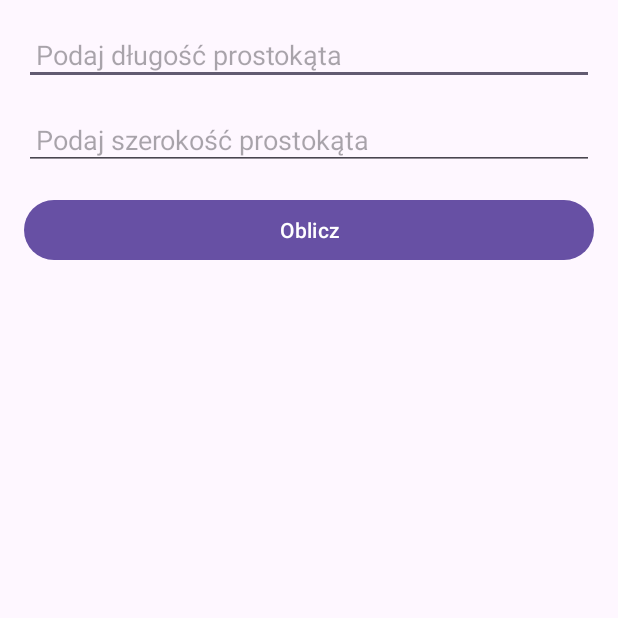
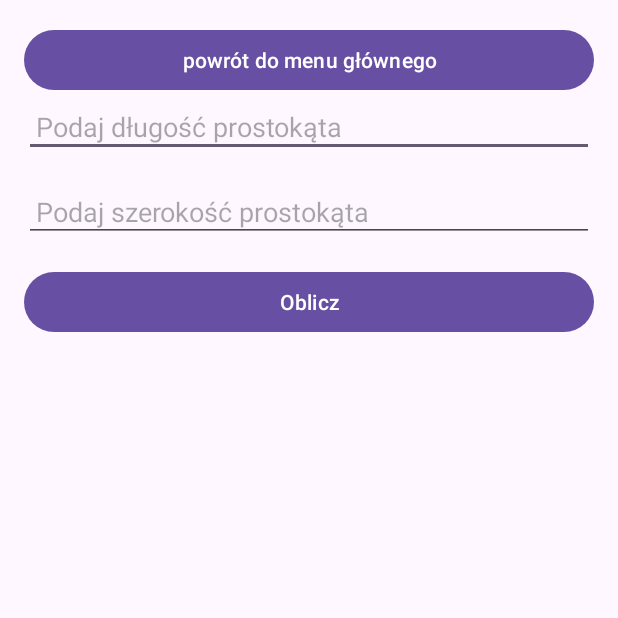
Before and after one commit to LukaszNosidlak/kalkulatorFigur, an Android app: the RectangleActivity screen opened directly, with no data from a screen before it, on a phone screen of 412 x 824 dp, the top half of it. Run offline under Robolectric (Android 15) with nearby library versions, the phone set to English and light mode, and no system bars.

```diff
--- a/app/src/main/java/com/example/myapplication/RectangleActivity.java
+++ b/app/src/main/java/com/example/myapplication/RectangleActivity.java
@@ -1,5 +1,6 @@
 package com.example.myapplication;
 
+import android.content.Intent;
 import android.os.Bundle;
 import android.view.View;
 import android.widget.Button;
@@ -20,7 +21,14 @@ public class RectangleActivity extends AppCompatActivity {
         final EditText inputWidth = findViewById(R.id.input_width);
         Button btnCalculate = findViewById(R.id.btn_calculate_rectangle);
         final TextView resultRectangle = findViewById(R.id.result_rectangle);
+        Button btnBack=findViewById(R.id.btn_back);
 
+        btnBack.setOnClickListener(new View.OnClickListener() {
+            @Override
+            public void onClick(View v) {
+                startActivity(new Intent(RectangleActivity.this,MainActivity.class));
+            }
+        });
         btnCalculate.setOnClickListener(new View.OnClickListener() {
             @Override
             public void onClick(View v) {
--- a/app/src/main/res/layout/activity_main.xml
+++ b/app/src/main/res/layout/activity_main.xml
@@ -1,5 +1,6 @@
 
 <LinearLayout xmlns:android="http://schemas.android.com/apk/res/android"
+    xmlns:tools="http://schemas.android.com/tools"
     android:layout_width="match_parent"
     android:layout_height="match_parent"
     android:orientation="vertical"
--- a/app/src/main/res/layout/activity_parallelogram.xml
+++ b/app/src/main/res/layout/activity_parallelogram.xml
@@ -4,6 +4,12 @@
     android:layout_height="match_parent"
     android:orientation="vertical"
     android:padding="16dp">
+
+    <Button
+        android:id="@+id/btn_back2"
+        android:layout_width="match_parent"
+        android:layout_height="wrap_content"
+        android:text="powrót do menu głównego" />
 
     <EditText
         android:id="@+id/input_base"
--- a/app/src/main/res/layout/activity_rectangle.xml
+++ b/app/src/main/res/layout/activity_rectangle.xml
@@ -1,9 +1,17 @@
 <!-- res/layout/activity_rectangle.xml -->
 <LinearLayout xmlns:android="http://schemas.android.com/apk/res/android"
+    xmlns:app="http://schemas.android.com/apk/res-auto"
+    xmlns:tools="http://schemas.android.com/tools"
     android:layout_width="match_parent"
     android:layout_height="match_parent"
     android:orientation="vertical"
     android:padding="16dp">
+
+    <Button
+        android:id="@+id/btn_back"
+        android:layout_width="match_parent"
+        android:layout_height="wrap_content"
+        android:text="powrót do menu głównego" />
 
     <EditText
         android:id="@+id/input_length"
@@ -37,4 +45,5 @@
         android:text=""
         android:paddingTop="16dp"
         android:textSize="16sp" />
+
 </LinearLayout>
--- a/app/src/main/res/layout/activity_square.xml
+++ b/app/src/main/res/layout/activity_square.xml
@@ -4,6 +4,12 @@
     android:layout_height="match_parent"
     android:orientation="vertical"
     android:padding="16dp">
+
+    <Button
+        android:id="@+id/btn_back3"
+        android:layout_width="match_parent"
+        android:layout_height="wrap_content"
+        android:text="powrót do menu głównego" />
 
     <EditText
         android:id="@+id/input_side"
--- a/app/src/main/res/layout/activity_trapezoid.xml
+++ b/app/src/main/res/layout/activity_trapezoid.xml
@@ -4,6 +4,12 @@
     android:layout_height="match_parent"
     android:orientation="vertical"
     android:padding="16dp">
+
+    <Button
+        android:id="@+id/btn_back4"
+        android:layout_width="match_parent"
+        android:layout_height="wrap_content"
+        android:text="powrót do menu głównego" />
 
     <EditText
         android:id="@+id/input_base1"
--- a/app/src/main/res/layout/activity_triangle.xml
+++ b/app/src/main/res/layout/activity_triangle.xml
@@ -4,6 +4,12 @@
     android:layout_height="match_parent"
     android:orientation="vertical"
     android:padding="16dp">
+
+    <Button
+        android:id="@+id/btn_back5"
+        android:layout_width="match_parent"
+        android:layout_height="wrap_content"
+        android:text="powrót do menu głównego" />
 
     <EditText
         android:id="@+id/input_base"
```
Also changed, not shown: app/src/main/java/com/example/myapplication/ParallelogramActivity.java (+8 -0 lines), app/src/main/java/com/example/myapplication/SquareActivity.java (+8 -0 lines), app/src/main/java/com/example/myapplication/TrapezoidActivity.java (+8 -0 lines), app/src/main/java/com/example/myapplication/TriangleActivity.java (+8 -0 lines).
